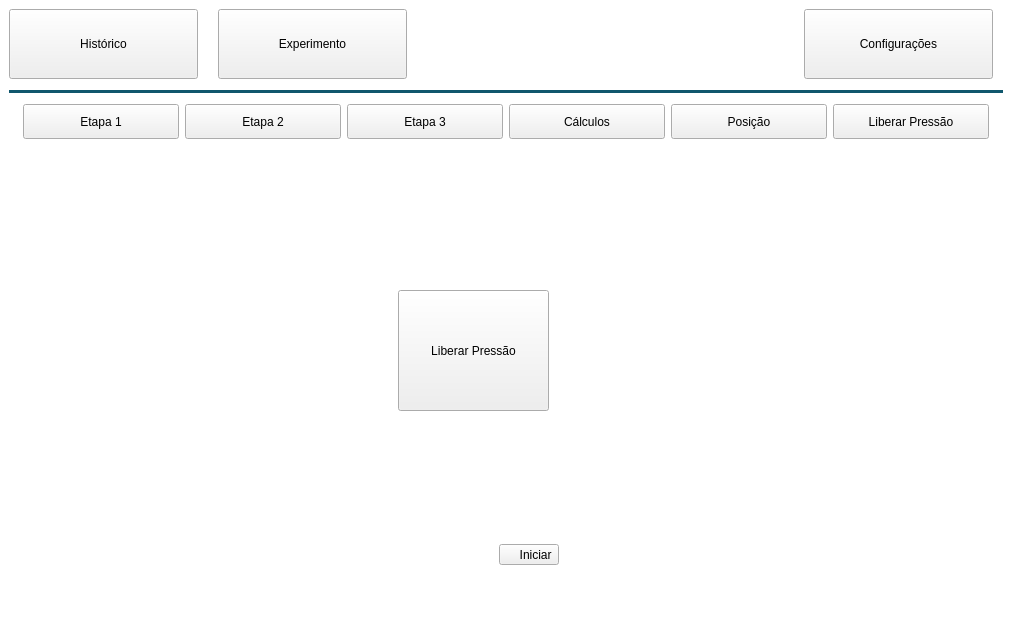
First picture: the form in Code/Interface/mainwindow.ui, repository Matheusodias/infralab_direct_shear_embedded_interface, before the edit.
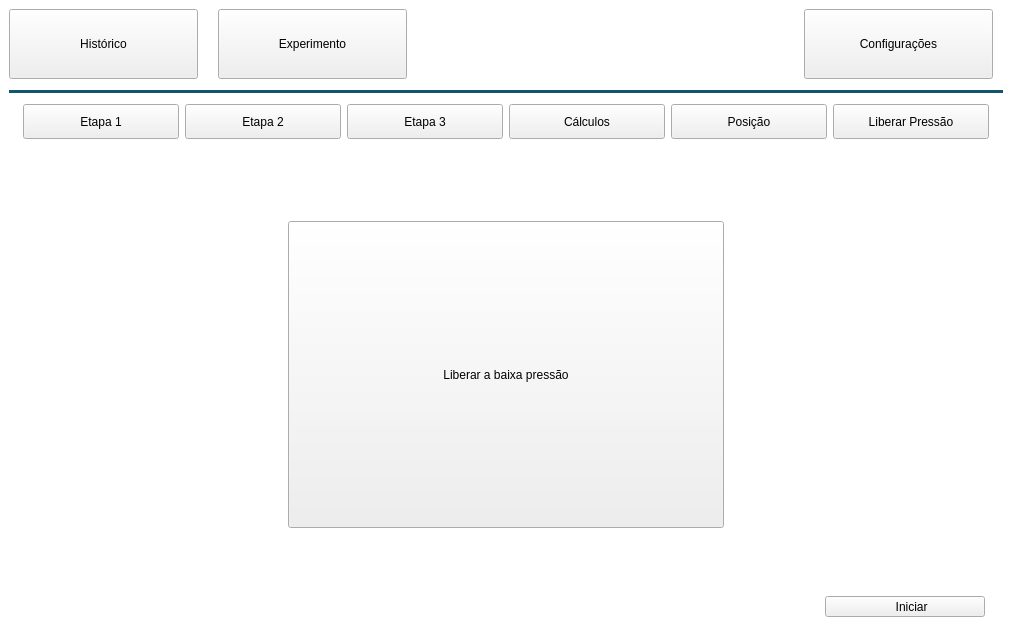
Second picture: the form after the edit. The open tabs and pages were chosen to show the change. Icons and pictures are not drawn.

Commit message: Only permit experiment init on pressure activated and create info page table.

Diff of the .ui file:
```diff
--- a/Code/Interface/mainwindow.ui
+++ b/Code/Interface/mainwindow.ui
@@ -1973,15 +1973,80 @@
                </layout>
               </widget>
               <widget class="QWidget" name="pressure_page">
-               <widget class="QWidget" name="layoutWidget">
-                <property name="geometry">
-                 <rect>
-                  <x>360</x>
-                  <y>370</y>
-                  <width>181</width>
-                  <height>69</height>
-                 </rect>
-                </property>
+               <layout class="QVBoxLayout" name="verticalLayout_11" stretch="2,10,2,2">
+                <item>
+                 <spacer name="verticalSpacer_10">
+                  <property name="orientation">
+                   <enum>Qt::Vertical</enum>
+                  </property>
+                  <property name="sizeHint" stdset="0">
+                   <size>
+                    <width>20</width>
+                    <height>40</height>
+                   </size>
+                  </property>
+                 </spacer>
+                </item>
+                <item>
+                 <layout class="QHBoxLayout" name="horizontalLayout_6" stretch="3,5,3">
+                  <item>
+                   <spacer name="horizontalSpacer_22">
+                    <property name="orientation">
+                     <enum>Qt::Horizontal</enum>
+                    </property>
+                    <property name="sizeHint" stdset="0">
+                     <size>
+                      <width>40</width>
+                      <height>20</height>
+                     </size>
+                    </property>
+                   </spacer>
+                  </item>
+                  <item>
+                   <widget class="QToolButton" name="releasePressure_toolButton">
+                    <property name="sizePolicy">
+                     <sizepolicy hsizetype="Expanding" vsizetype="Expanding">
+                      <horstretch>0</horstretch>
+                      <verstretch>0</verstretch>
+                     </sizepolicy>
+                    </property>
+                    <property name="text">
+                     <string>Liberar a baixa pressão</string>
+                    </property>
+                    <property name="checkable">
+                     <bool>true</bool>
+                    </property>
+                   </widget>
+                  </item>
+                  <item>
+                   <spacer name="horizontalSpacer_24">
+                    <property name="orientation">
+                     <enum>Qt::Horizontal</enum>
+                    </property>
+                    <property name="sizeHint" stdset="0">
+                     <size>
+                      <width>40</width>
+                      <height>20</height>
+                     </size>
+                    </property>
+                   </spacer>
+                  </item>
+                 </layout>
+                </item>
+                <item>
+                 <spacer name="verticalSpacer_9">
+                  <property name="orientation">
+                   <enum>Qt::Vertical</enum>
+                  </property>
+                  <property name="sizeHint" stdset="0">
+                   <size>
+                    <width>20</width>
+                    <height>40</height>
+                   </size>
+                  </property>
+                 </spacer>
+                </item>
+                <item>
                 <layout class="QHBoxLayout" name="horizontalLayout_8" stretch="10,2">
                  <item>
                   <spacer name="horizontalSpacer_17">
@@ -2038,23 +2103,8 @@
                   </widget>
                  </item>
                 </layout>
-               </widget>
-               <widget class="QToolButton" name="releasePressure_toolButton">
-                <property name="geometry">
-                 <rect>
-                  <x>380</x>
-                  <y>140</y>
-                  <width>151</width>
-                  <height>121</height>
-                 </rect>
-                </property>
-                <property name="text">
-                 <string>Liberar Pressão</string>
-                </property>
-                <property name="checkable">
-                 <bool>true</bool>
-                </property>
-               </widget>
+                </item>
+               </layout>
               </widget>
              </widget>
             </item>
```
Left out of the diff: 57 changed lines with no effect on the pictures. Lines whose indentation alone changed are shown as unchanged. The commit also changes 11 other files.
